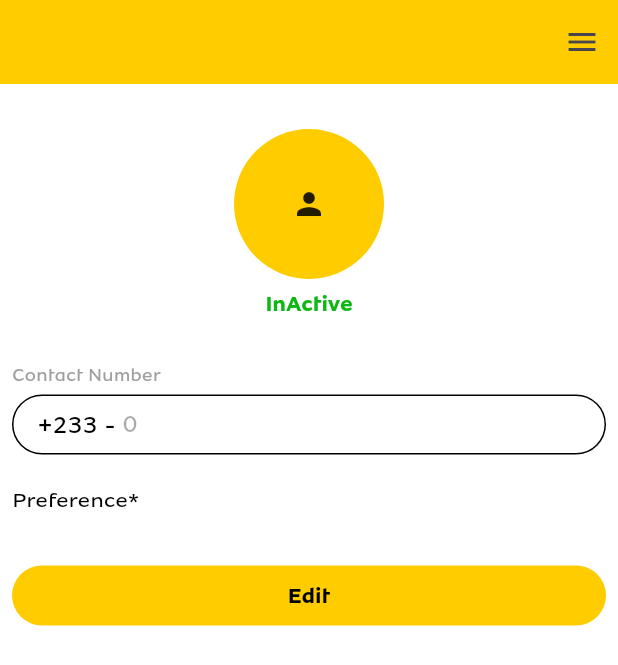
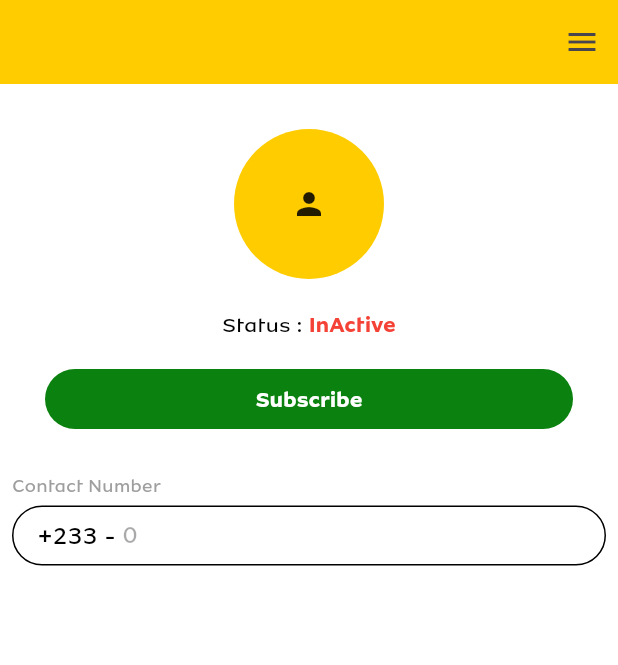
Before and after one commit to skysixdee/mtn_ghana_wp, a Flutter app: the ProfileScreen screen opened by its route, on a phone screen of 412 x 824 dp. Shown: the top 665 px of the screen. Run offline on Flutter 3.47's test engine with Material 3 defaults, Android fonts, the phone set to English and light mode, and no system bars; our stand-ins replace basic_utils, cached_network_image, get, go_router, just_audio, numberpicker and 6 more; missing offline and left inert: carousel_slider_plus, encrypt, google_tag_manager, number_paginator, pointycastle; accounts and stored records are empty; network calls fail.

Commit message:
profile screen changes

```diff
--- /dev/null
+++ b/lib/files/model/subscription_pack_list_model.dart
@@ -0,0 +1,6 @@
+class SubscriptionPackListModel {
+  String title;
+  String value;
+  String price;
+  SubscriptionPackListModel(this.title, this.value, this.price);
+}
--- a/lib/files/screens/profile_screen/profile_screen.dart
+++ b/lib/files/screens/profile_screen/profile_screen.dart
@@ -106,18 +106,79 @@ class ProfileScreen extends StatelessWidget {
             width: 100,
             child: const Icon(Icons.person),
           ),
-          Padding(
-            padding: const EdgeInsets.only(top: 6.0),
-            child: CustomText(
-              title: con.packStatusDetails?.packName ?? inActiveStr,
-              color: con.packStatusDetails?.packName == ''
-                  ? red
-                  : const Color.fromARGB(255, 14, 184, 20),
-              fontName: FontName.bold,
-            ),
-          )
+          const SizedBox(height: 20),
+          status(),
+          subscriptionPlanWidget(),
+          const SizedBox(height: 8),
+          subscribeAndUnSubscribeButton()
         ],
       ),
+    );
+  }
+
+  Widget subscriptionPlanWidget() {
+    return con.packStatusDetails?.packName == null
+        ? const SizedBox(height: 12)
+        : Padding(
+            padding: const EdgeInsets.only(bottom: 12, top: 6),
+            child: Row(
+              mainAxisAlignment: MainAxisAlignment.center,
+              crossAxisAlignment: CrossAxisAlignment.center,
+              children: [
+                CustomText(title: "$subscriptionPlanStr : "),
+                CustomText(
+                  title: con.packStatusDetails?.packName ?? 'rwerwe',
+                  fontName: FontName.bold,
+                ),
+              ],
+            ),
+          );
+  }
+
+  Widget status() {
+    return Row(
+      mainAxisAlignment: MainAxisAlignment.center,
+      crossAxisAlignment: CrossAxisAlignment.center,
+      children: [
+        CustomText(
+          title: "$statusStr : ",
+          //fontName: FontName.bold,
+        ),
+        //const SizedBox(height: 4),
+        CustomText(
+          title:
+              con.packStatusDetails?.packName == null ? inActiveStr : activeStr,
+          color: con.packStatusDetails?.packName == null
+              ? red
+              : const Color.fromARGB(255, 14, 184, 20),
+          fontName: FontName.bold,
+        )
+      ],
+    );
+  }
+
+  Widget subscribeAndUnSubscribeButton() {
+    return Obx(
+      () {
+        return con.isSubscribing.value
+            ? loadingIndicator()
+            : GenericButton(
+                padding: const EdgeInsets.symmetric(horizontal: 40),
+                title: con.packStatusDetails?.packName == null
+                    ? subscribeStr
+                    : unSubscribeStr,
+                bgColor: con.packStatusDetails?.packName == null ? green : red,
+                textColor: white,
+                onTap: () {
+                  if (con.packStatusDetails?.packName == null) {
+                    con.subscribeButtonAction();
+                  } else {
+                    con.unSubscribeButtonAction();
+                  }
+                  print("tapped");
+                },
+              );
+      },
     );
   }
 
@@ -137,7 +198,7 @@ class ProfileScreen extends StatelessWidget {
             ],
           ),
           const SizedBox(height: 30),
-          bottomButtons(si)
+          //bottomButtons(si)
         ],
       ),
     );
@@ -240,7 +301,8 @@ class ProfileScreen extends StatelessWidget {
 
   Widget prefrenceBuilder(SizingInformation si) {
     List<Category> lst = StoreManager.categories ?? [];
-    return Column(
+    return SizedBox();
+    Column(
       crossAxisAlignment: CrossAxisAlignment.start,
       mainAxisSize: MainAxisSize.min,
       children: [
--- a/lib/files/utility/strings.dart
+++ b/lib/files/utility/strings.dart
@@ -55,7 +55,8 @@ String selectAtleasrOneDayStr =
 String timeDifferenceErrorStr =
     'Start Time cannot be greater than or equal to End Time';
 String subscribeStr = "Subscribe";
-
+String subscriptionPlanStr = "Subscription Plan";
+String unSubscribeStr = "Unsubscribe";
 String whomYouWantToPlayItStr = 'Whom you want to play it?';
 String specialCallerStr = 'Special Caller';
 String whenYouWantToPlayItStr = 'When you want to play it?';
@@ -169,3 +170,6 @@ String termsAndConditionsStr = 'Terms and Conditions';
 String noTermsAndConditionsAvailableStr = 'No terms and conditions available';
 String noValidTermsAndConditionsFoundStr =
     'No valid terms and conditions found';
+String chooseSubscriptionPlanStr = 'Choose your subscription plan.';
+String youShouldSubscribeAPlanStr =
+    'You should subscribe a plan before you buy or gift tunes.\nWhat is subscription?';
```
Also changed, not shown: lib/files/api_calls/set_tone_api.dart (+4 -3 lines), lib/files/controllers/profile_controller.dart (+46 -0 lines), lib/files/controllers/subscription_plan_controller.dart (added, +38 -0 lines), lib/files/network_manager/network_manager.dart (+6 -2 lines), lib/files/popup_views/subscription_plans_view.dart (added, +190 -0 lines), pubspec.lock.
